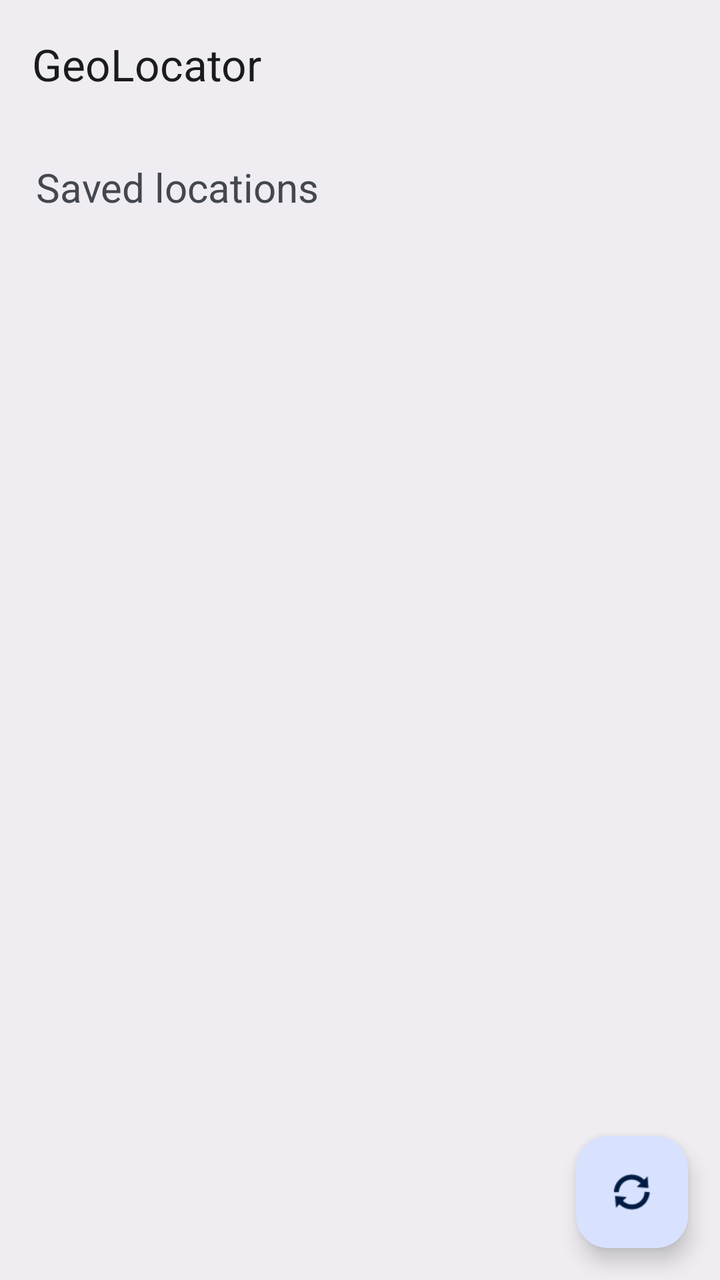
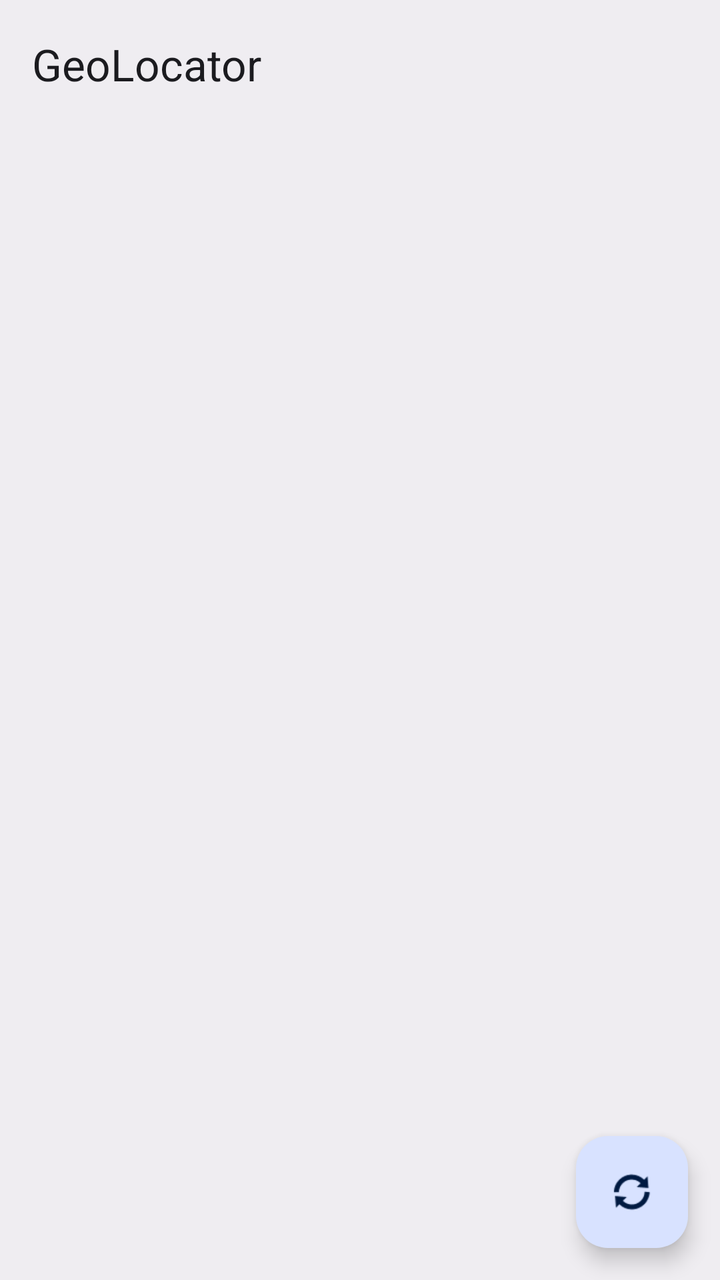

Compare the two renders of this Android layout. The source of the first and the diff that turns it into the second are given below.
<!-- AndroidManifest.xml: application theme Theme.GeoLocator -->
<!-- res/layout/activity_main.xml -->
<?xml version="1.0" encoding="utf-8"?>
<androidx.constraintlayout.widget.ConstraintLayout xmlns:android="http://schemas.android.com/apk/res/android"
    xmlns:app="http://schemas.android.com/apk/res-auto"
    xmlns:tools="http://schemas.android.com/tools"
    android:id="@+id/main"
    android:layout_width="match_parent"
    android:layout_height="match_parent"
    tools:context=".MainActivity">

    <androidx.appcompat.widget.Toolbar
        android:id="@+id/toolbar"
        android:layout_width="match_parent"
        android:layout_height="?attr/actionBarSize"
        app:title="@string/app_name" />

    <ProgressBar
        android:id="@+id/pb"
        android:layout_width="wrap_content"
        android:layout_height="wrap_content"
        app:layout_constraintBottom_toBottomOf="parent"
        app:layout_constraintEnd_toEndOf="parent"
        app:layout_constraintStart_toStartOf="parent"
        app:layout_constraintTop_toBottomOf="@id/toolbar" />

    <androidx.recyclerview.widget.RecyclerView
        android:id="@+id/rv_current_location"
        android:layout_width="match_parent"
        android:layout_height="wrap_content"
        app:layout_constraintEnd_toEndOf="parent"
        app:layout_constraintStart_toStartOf="parent"
        app:layout_constraintTop_toBottomOf="@id/toolbar" />

    <TextView
        android:id="@+id/tv_msg"
        android:layout_width="match_parent"
        android:layout_height="wrap_content"
        android:layout_marginHorizontal="18dp"
        android:layout_marginTop="16dp"
        android:text="@string/click_on_card_msg"
        android:textSize="20sp"
        app:layout_constraintEnd_toEndOf="parent"
        app:layout_constraintStart_toStartOf="parent"
        app:layout_constraintTop_toBottomOf="@id/rv_current_location" />

    <androidx.recyclerview.widget.RecyclerView
        android:id="@+id/rv_saved_locations"
        android:layout_width="match_parent"
        android:layout_height="0dp"
        android:layout_marginTop="16dp"
        android:layout_marginBottom="8dp"
        app:layout_constraintBottom_toBottomOf="parent"
        app:layout_constraintEnd_toEndOf="parent"
        app:layout_constraintStart_toStartOf="parent"
        app:layout_constraintTop_toBottomOf="@id/tv_msg" />

    <com.google.android.material.floatingactionbutton.FloatingActionButton
        android:id="@+id/fab_refresh"
        android:layout_width="wrap_content"
        android:layout_height="wrap_content"
        android:layout_margin="16dp"
        android:src="@android:drawable/ic_popup_sync"
        app:layout_constraintBottom_toBottomOf="parent"
        app:layout_constraintEnd_toEndOf="parent" />
</androidx.constraintlayout.widget.ConstraintLayout>
<!-- resources referenced by this layout -->
<resources>
  <string name="app_name">GeoLocator</string>
  <string name="click_on_card_msg">Saved locations</string>
  <style name="Theme.GeoLocator" parent="Theme.Material3.DynamicColors.DayNight.NoActionBar">
          
          <item name="colorPrimary">@color/purple_500</item>
          <item name="colorPrimaryVariant">@color/purple_700</item>
          <item name="colorOnPrimary">@color/white</item>
          
          <item name="colorSecondary">@color/teal_200</item>
          <item name="colorSecondaryVariant">@color/teal_700</item>
          <item name="colorOnSecondary">@color/black</item>
          
          <item name="android:windowBackground">?attr/colorSurfaceContainer</item>
      </style>
  <color name="purple_500">#FF6200EE</color>
  <color name="purple_700">#FF3700B3</color>
  <color name="white">#FFFFFFFF</color>
  <color name="teal_200">#FF03DAC5</color>
  <color name="teal_700">#FF018786</color>
  <color name="black">#FF000000</color>
</resources>

<!-- the commit's change to res/layout/activity_main.xml (unified diff, before → after) -->
@@ -23,35 +23,14 @@
         app:layout_constraintTop_toBottomOf="@id/toolbar" />
 
     <androidx.recyclerview.widget.RecyclerView
-        android:id="@+id/rv_current_location"
-        android:layout_width="match_parent"
-        android:layout_height="wrap_content"
-        app:layout_constraintEnd_toEndOf="parent"
-        app:layout_constraintStart_toStartOf="parent"
-        app:layout_constraintTop_toBottomOf="@id/toolbar" />
-
-    <TextView
-        android:id="@+id/tv_msg"
-        android:layout_width="match_parent"
-        android:layout_height="wrap_content"
-        android:layout_marginHorizontal="18dp"
-        android:layout_marginTop="16dp"
-        android:text="@string/click_on_card_msg"
-        android:textSize="20sp"
-        app:layout_constraintEnd_toEndOf="parent"
-        app:layout_constraintStart_toStartOf="parent"
-        app:layout_constraintTop_toBottomOf="@id/rv_current_location" />
-
-    <androidx.recyclerview.widget.RecyclerView
-        android:id="@+id/rv_saved_locations"
+        android:id="@+id/rv_items"
         android:layout_width="match_parent"
         android:layout_height="0dp"
-        android:layout_marginTop="16dp"
         android:layout_marginBottom="8dp"
         app:layout_constraintBottom_toBottomOf="parent"
         app:layout_constraintEnd_toEndOf="parent"
         app:layout_constraintStart_toStartOf="parent"
-        app:layout_constraintTop_toBottomOf="@id/tv_msg" />
+        app:layout_constraintTop_toBottomOf="@id/toolbar" />
 
     <com.google.android.material.floatingactionbutton.FloatingActionButton
         android:id="@+id/fab_refresh"
<!-- resource entries referenced after the edit -->
@@ -1,7 +1,6 @@
 <!-- resources referenced by this layout -->
 <resources>
   <string name="app_name">GeoLocator</string>
-  <string name="click_on_card_msg">Saved locations</string>
   <style name="Theme.GeoLocator" parent="Theme.Material3.DynamicColors.DayNight.NoActionBar">
           
           <item name="colorPrimary">@color/purple_500</item>
